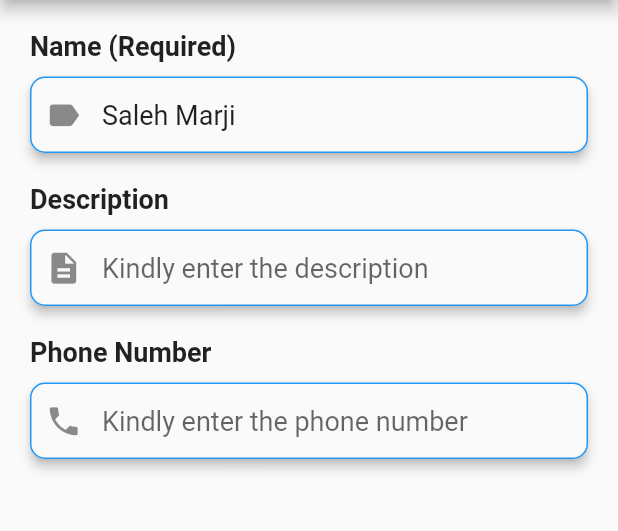
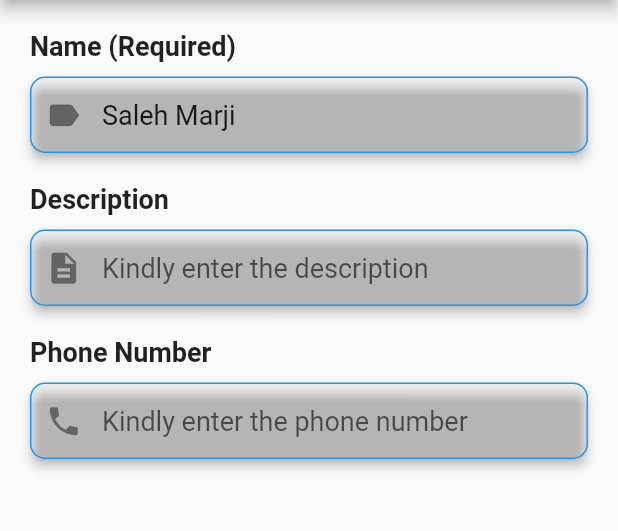
Before and after one commit to Saleh-Marji/sm_input_field, a Flutter app: the FormExampleScreen screen opened directly, on a phone screen of 412 x 824 dp, the part 84-615 px from its top. Run offline on Flutter 3.47's test engine with Material 2 defaults, Android fonts, the phone set to English and light mode, and no system bars.

Commit message:
changed material color to transparent and fixed its borderradius

```diff
--- a/lib/fields/input_field.dart
+++ b/lib/fields/input_field.dart
@@ -213,11 +213,11 @@ class InputField extends StatelessWidget {
           prefixIcon: prefixIconWidget,
           suffixIcon: suffixIcon == null ? null : Icon(suffixIcon!, size: 25),
           border: OutlineInputBorder(
-            borderRadius: borderRadius ?? BorderRadius.circular(10),
+            borderRadius: this.borderRadius ?? BorderRadius.circular(10),
           ),
           enabledBorder: OutlineInputBorder(
             borderSide: BorderSide(color: borderColor ?? kColorBlue),
-            borderRadius: borderRadius ?? BorderRadius.circular(10),
+            borderRadius: this.borderRadius ?? BorderRadius.circular(10),
           ),
         );
 
@@ -239,10 +239,18 @@ class InputField extends StatelessWidget {
       decoration: defaultInputDecoration,
     );
 
+
+    BorderRadius? borderRadius;
+    var border = defaultInputDecoration.border;
+    if(border is OutlineInputBorder) {
+      borderRadius = border.borderRadius;
+    }
+
     if (elevation != null) {
       widget = Material(
-        borderRadius: borderRadius ?? BorderRadius.circular(10),
+        borderRadius: this.borderRadius ?? borderRadius ?? BorderRadius.circular(10),
         elevation: elevation!,
+        color: Colors.transparent,
         child: widget,
       );
     }
--- a/pubspec.yaml
+++ b/pubspec.yaml
@@ -1,6 +1,6 @@
 name: sm_input_field
 description: a package to create input fields in a simple manner, facilitates the easy and simple creation of beautiful forms too
-version: 1.3.3
+version: 1.3.4
 homepage: https://github.com/Saleh-Marji/sm_input_field.git
 
 environment:
```
Also changed, not shown: example/pubspec.lock, 1 other file.
